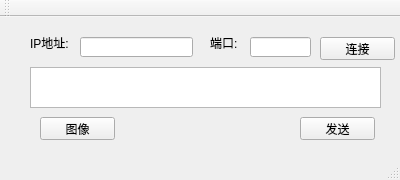
Above: homework1/Tcptest_client/mainwindow.ui from brocoszhao/Network-Programming-homework before the change. Below: the same form after it.
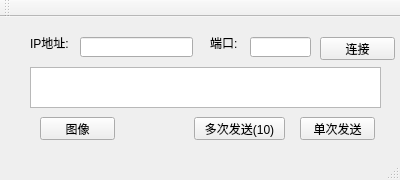
That is the form after the change.

Patch:
```diff
--- a/homework1/Tcptest_client/mainwindow.ui
+++ b/homework1/Tcptest_client/mainwindow.ui
@@ -93,7 +93,7 @@
      </rect>
     </property>
     <property name="text">
-     <string>发送</string>
+     <string>单次发送</string>
     </property>
    </widget>
    <widget class="QPushButton" name="pushButton">
@@ -109,6 +109,19 @@
      <string>图像</string>
     </property>
    </widget>
+   <widget class="QPushButton" name="pushButton_2">
+    <property name="geometry">
+     <rect>
+      <x>194</x>
+      <y>100</y>
+      <width>91</width>
+      <height>23</height>
+     </rect>
+    </property>
+    <property name="text">
+     <string>多次发送(10)</string>
+    </property>
+   </widget>
   </widget>
   <widget class="QMenuBar" name="menuBar">
    <property name="geometry">
```
